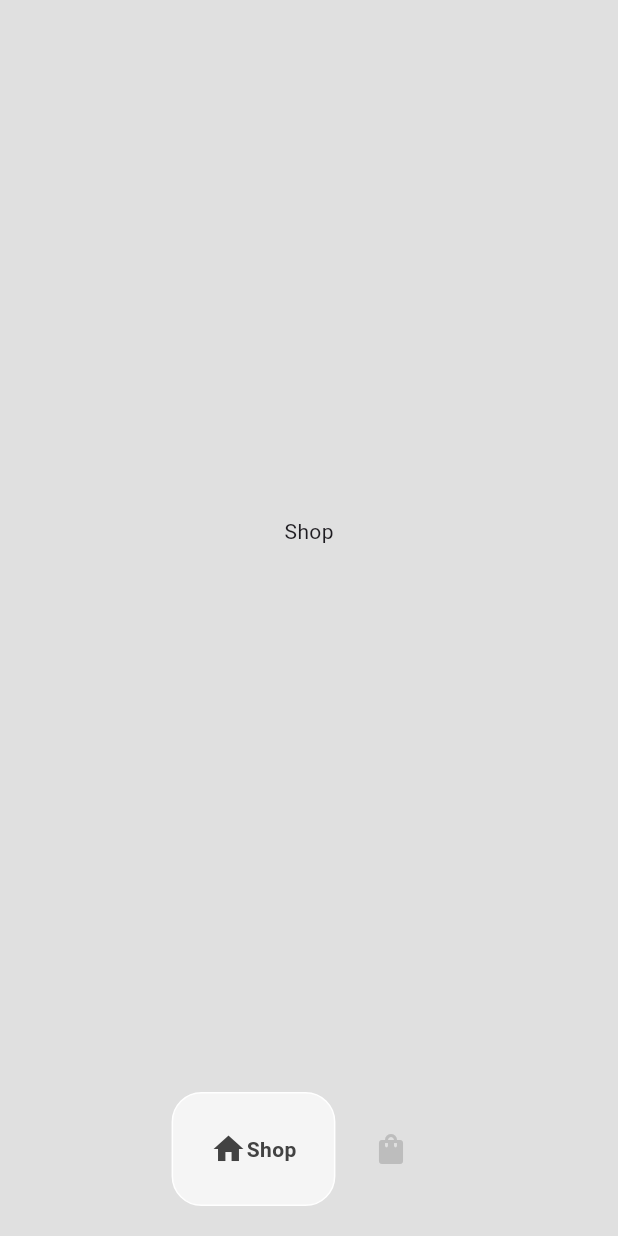
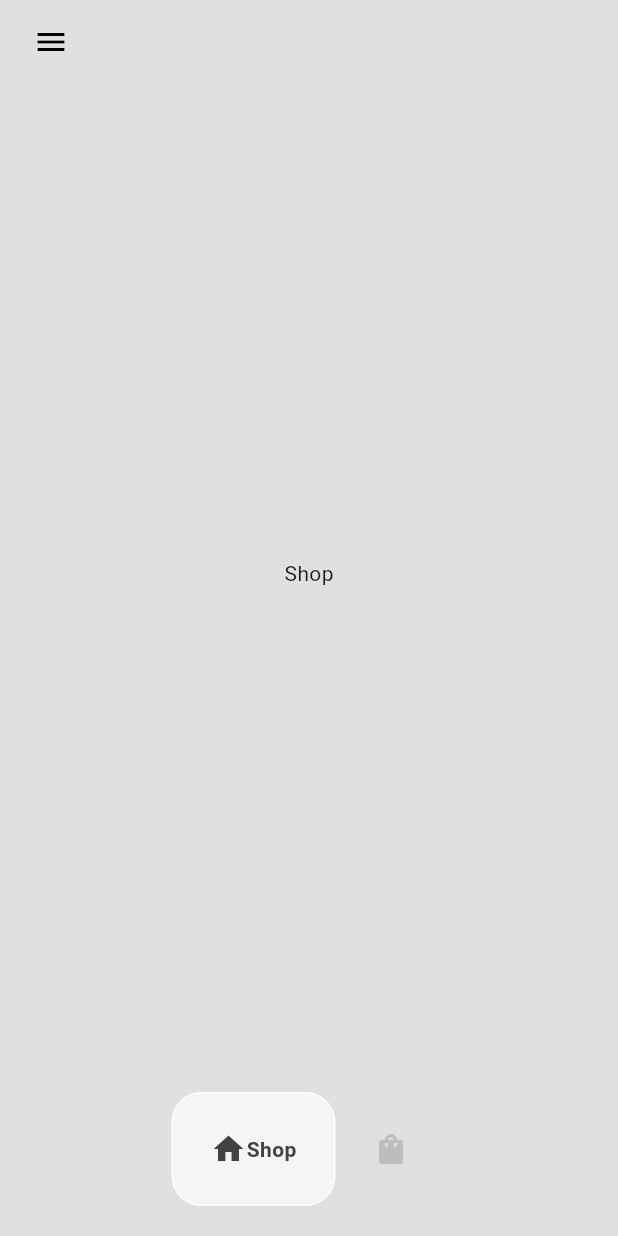
Before and after one commit to ziyadkadekara/sneakz, a Flutter app: the HomePage screen opened directly, on a phone screen of 412 x 824 dp. Run offline on Flutter 3.47's test engine with Material 3 defaults, Android fonts, the phone set to English and light mode, and no system bars; drawn by our look-alikes of google_nav_bar.

Commit message:
added appbar drawer and its colomun

```diff
--- a/lib/pages/home_page.dart
+++ b/lib/pages/home_page.dart
@@ -37,6 +37,103 @@
       bottomNavigationBar: MyBottomNavBar(
         onTabChange: (index) => navigateBottomBar(index),
       ),
+      appBar: AppBar(
+        backgroundColor: Colors.transparent,
+        elevation: 0,
+        leading: Builder(
+          builder: (context) => IconButton(
+            icon: const Padding(
+              padding: EdgeInsets.only(left: 12.0),
+              child: Icon(
+                Icons.menu,
+                color: Colors.black,
+              ),
+            ),
+            onPressed: () {
+              Scaffold.of(context).openDrawer();
+            },
+          ),
+        ),
+      ),
+      drawer: Drawer(
+        backgroundColor: Colors.black,
+        child: Column(
+          mainAxisAlignment: MainAxisAlignment.spaceBetween,
+          children: [
+            Column(
+              children: [
+                //logo
+                DrawerHeader(
+                    child: Image.asset(
+                  'lib/images/logo.png',
+                  color: Colors.white,
+                  width: 100,
+                )),
+                Padding(
+                  padding: const EdgeInsets.symmetric(horizontal: 25.0),
+                  child: Divider(
+                    color: Colors.grey[700],
+                  ),
+                ),
+
+                //pages
+                const Padding(
+                  padding: const EdgeInsets.only(left: 25.0),
+                  child: ListTile(
+                    leading: Icon(
+                      Icons.home,
+                      color: Colors.white,
+                    ),
+                    title: Text(
+                      'Home',
+                      style: TextStyle(color: Colors.white),
+                    ),
+                  ),
+                ),
+                const Padding(
+                  padding: const EdgeInsets.only(left: 25.0),
+                  child: ListTile(
+                    leading: Icon(
+                      Icons.shopping_bag_rounded,
+                      color: Colors.white,
+                    ),
+                    title: Text(
+                      'Cart',
+                      style: TextStyle(color: Colors.white),
+                    ),
+                  ),
+                ),
+                const Padding(
+                  padding: const EdgeInsets.only(left: 25.0),
+                  child: ListTile(
+                    leading: Icon(
+                      Icons.info,
+                      color: Colors.white,
+                    ),
+                    title: Text(
+                      'About',
+                      style: TextStyle(color: Colors.white),
+                    ),
+                  ),
+                ),
+              ],
+            ),
+            const Padding(
+              padding: const EdgeInsets.only(left: 25.0, bottom: 45),
+              child: ListTile(
+                leading: Icon(
+                  Icons.logout_rounded,
+                  color: Colors.white,
+                ),
+                title: Text(
+                  'Logout',
+                  style: TextStyle(color: Colors.white),
+                ),
+              ),
+            ),
+          ],
+        ),
+      ),
       body: _pages[_selectedIndex],
     );
   }
```
